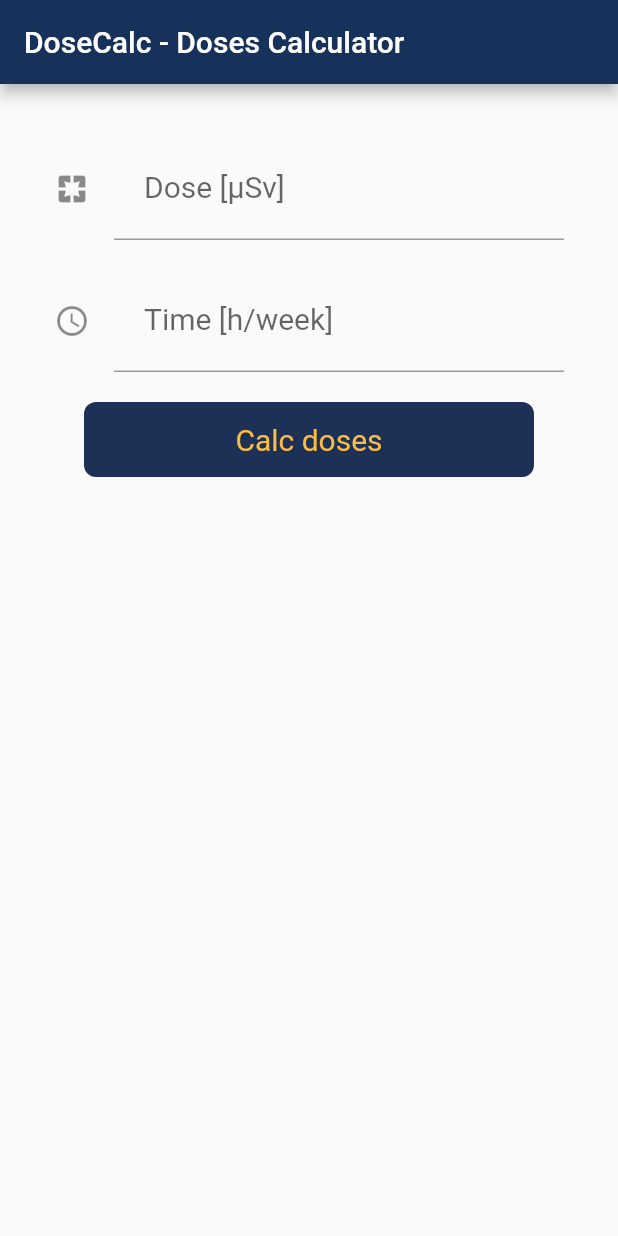
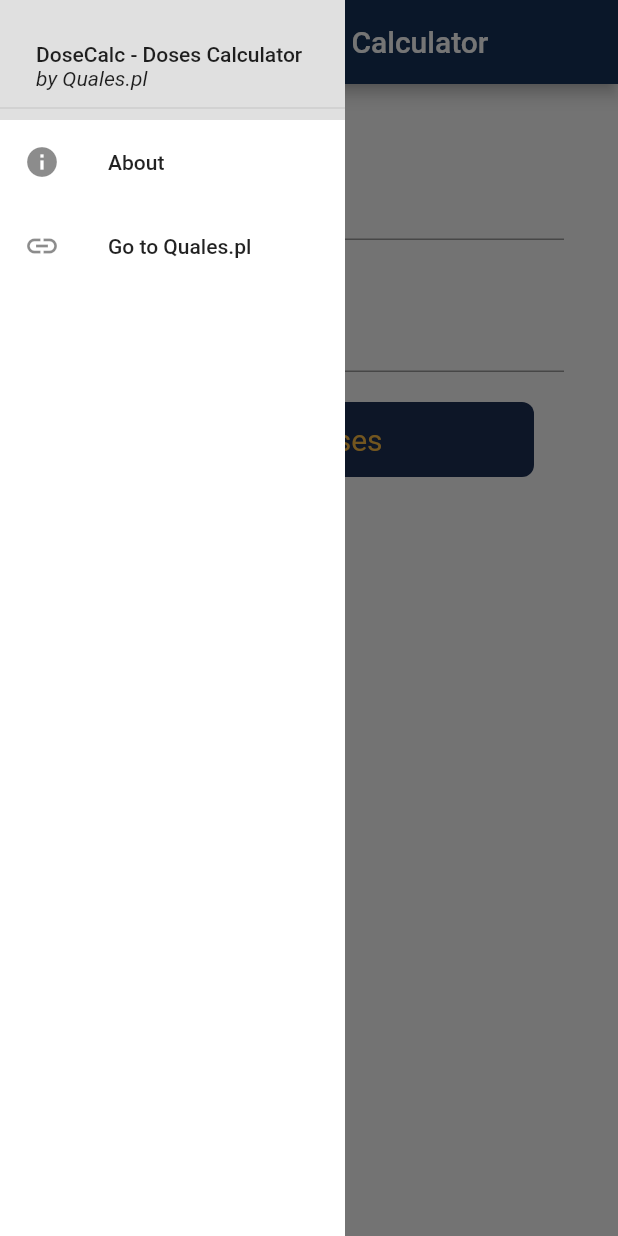
Before and after one commit to quqlock/dosecalc, a Flutter app: the screen it shows after launch, with the side drawer open (before the commit the screen has no drawer), on a phone screen of 412 x 824 dp. Run offline on Flutter 3.47's test engine with Material 2 defaults, Android fonts, the phone set to English and light mode, and no system bars; our stand-ins replace bloc, flutter_bloc, share.

```diff
--- a/i18n/de.json
+++ b/i18n/de.json
@@ -1,5 +1,6 @@
 {
   "appTitle": "DoseCalc - Dosisrechner",
+  "appFor": "Quales.pl",
   "inputDose" : "Dose [μSv]",
   "inputDoseHint": "Geben Sie die Dosis in μSv ein",
   "inputTime" : "Zeit [Std/Woche]",
@@ -13,6 +14,13 @@
   "resultDoseQuarter": "Dosis pro Quartal",
   "resultDoseYear": "Dosis pro Jahr",
   "resultShare": "Ergebnisse teilen",
+  "resultText": "Information",
+  "resultInfoText": "Die dargestellten Ergebnisse wurden mit höchster Genauigkeit berechnet. Wir übernehmen jedoch keine Haftung für deren Richtigkeit.",
   "buttonNewCalc": "Neue Berechnung",
-  "linkText": "DoseCalc für Android"
+  "linkText": "DoseCalc für Android",
+  "menuLang": "Sprache",
+  "menuAbout": "About",
+  "menuLink": "Zum Quales.pl",
+  "aboutDesc": "Der DoseCalc-Dosisrechner wurde entwickelt, um potenzielle Strahlungsdosen, die am Arbeitsplatz unter Expositionsbedingungen empfangen werden, einfach und schnell zu berechnen. Wenn Sie in einem Gerät arbeiten, das ionisierende Strahlung emittiert, können Sie leicht überprüfen, welche Dosen Sie während der Woche, des Monats, des Quartals und des Jahres erhalten können.",
+  "aboutButton": "Zurück zur App"
 }
--- a/i18n/en.json
+++ b/i18n/en.json
@@ -1,5 +1,6 @@
 {
   "appTitle": "DoseCalc - Doses Calculator",
+  "appFor": "by Quales.pl",
   "inputDose" : "Dose [μSv]",
   "inputDoseHint": "Enter dose in μSv",
   "inputTime" : "Time [h/week]",
@@ -13,6 +14,13 @@
   "resultDoseQuarter": "Dose per quarter",
   "resultDoseYear": "Dose per year",
   "resultShare": "Share results",
+  "resultInfo": "Information",
+  "resultInfoText": "Presented results have been calculated with the highest accuracy. However, we assume no liability for their correctness.",
   "buttonNewCalc": "New calculation",
-  "linkText": "DoseCalc for Android"
+  "linkText": "DoseCalc for Android",
+  "menuLang": "Language",
+  "menuAbout": "About",
+  "menuLink": "Go to Quales.pl",
+  "aboutDesc": "The DoseCalc dose calculator was created to easily and quickly calculate potential radiation doses received at the workplace in exposure conditions. If you work in a device that emits ionizing radiation, you can easily check what doses you can receive during the week, month, quarter and year.",
+  "aboutButton": "Back to app"
 }
--- a/i18n/pl.json
+++ b/i18n/pl.json
@@ -1,5 +1,6 @@
 {
   "appTitle": "DoseCalc - Kalkulator dawek",
+  "appFor": "Quales.pl - Twój IOR",
   "inputDose" : "Dawka [μSv]",
   "inputDoseHint": "Podaj dawkę w μSv",
   "inputTime" : "Czas [h/tydz]",
@@ -13,6 +14,13 @@
   "resultDoseQuarter": "Dawka na kwartał",
   "resultDoseYear": "Dawka na rok",
   "resultShare": "Udostępnij wyniki",
+  "resultInfo": "Informacja",
+  "resultInfoText": "Przedstawione wyniki zostały wyliczone z najwyższą dokładnością. Nie ponosimy jednak żadnej odpowiedzialności za ich prawidłowość.",
   "buttonNewCalc": "Nowa kalkulacja",
-  "linkText": "DoseCalc na Android"
+  "linkText": "DoseCalc na Android",
+  "menuLang": "Język",
+  "menuAbout": "O aplikacji",
+  "menuLink": "Odwiedź Quales.pl",
+  "aboutDesc": "Kalkulator dawek DoseCalc powstał z myślą o łatwym i szybkim wyliczeniu potencjalnych dawek promieniowania otrzymywanych na stanowisku pracy w warunkach narażenia. Jeżeli pracujesz w urządzeniem emitującym promieniowanie jonizującej w łatwy sposób możesz sprawdzić jakie dawki możesz otrzymać w ciągu tygodnia, miesiąca, kwartału i roku.",
+  "aboutButton": "Powrót do aplikacji"
 }
--- a/lib/constans.dart
+++ b/lib/constans.dart
@@ -1,4 +1,7 @@
 final int kPrimaryColor = 0xff1d3056;
+
+const kUrl =
+    'https://www.quales.pl/?utm_source=application&utm_medium=app&utm_campaign=DoseCalc';
 
 const kDateTimeWeek = 1;
 const kDateTimeMonth = 4;
--- a/lib/main.dart
+++ b/lib/main.dart
@@ -1,7 +1,10 @@
+import 'package:dosimetric_calc/screens/result_page.dart';
+import 'package:dosimetric_calc/screens/start_page.dart';
 import 'package:flutter/material.dart';
 import 'package:flutter_localizations/flutter_localizations.dart';
 import './screens/splash_screen.dart';
 import './app_localizations.dart';
+import './screens/about_page.dart';
 
 void main() {
   runApp(new MaterialApp(home: new HomePage()));
@@ -32,7 +35,13 @@ class HomePage extends StatelessWidget {
         }
         return supportedLocales.first;
       },
-      home: SplashScreen(),
+      routes: {
+        '/': (context) => SplashScreen(),
+        '/startPage': (context) => StartPage(),
+        '/resultPage': (context) => ResultPage(),
+        '/aboutPage': (context) => AboutPage(),
+      },
+      initialRoute: '/',
     );
   }
 }
--- a/lib/screens/splash_screen.dart
+++ b/lib/screens/splash_screen.dart
@@ -22,7 +22,8 @@ BlocProvider<SplashScreenBloc> _buildBody(BuildContext context) {
       height: MediaQuery.of(context).size.height,
       width: MediaQuery.of(context).size.width,
       color: Color(kPrimaryColor),
-      child: Center(child: BlocBuilder<SplashScreenBloc, SplashScreenState>(
+      child: Center(
+        child: BlocBuilder<SplashScreenBloc, SplashScreenState>(
           builder: (context, state) {
             if ((state is SplashScreenInitial) ||
                 (state is SplashScreenLoading)) {
@@ -31,7 +32,8 @@ BlocProvider<SplashScreenBloc> _buildBody(BuildContext context) {
               return StartPage();
             }
           },
-      )),
+        ),
+      ),
     ),
   );
 }
--- a/lib/screens/start_page.dart
+++ b/lib/screens/start_page.dart
@@ -1,4 +1,5 @@
 import 'package:flutter/material.dart';
+import '../widgets/drawer_x.dart';
 import '../app_localizations.dart';
 import '../dose_calc.dart';
 import '../widgets/button.dart';
@@ -14,6 +15,17 @@ class _StartPageState extends State<StartPage> {
   double dose = 0.00;
 
   @override
+  void initState() {
+    setState(
+      () {
+        time = 0.00;
+        dose = 0.00;
+      },
+    );
+    super.initState();
+  }
+
+  @override
   Widget build(BuildContext context) {
     return SafeArea(
       child: Scaffold(
@@ -22,6 +34,7 @@ class _StartPageState extends State<StartPage> {
             AppLocalizations.of(context).translate('appTitle'),
           ),
         ),
+        drawer: DrawerX(),
         body: SingleChildScrollView(
           child: Center(
             child: Container(
@@ -92,7 +105,8 @@ class _StartPageState extends State<StartPage> {
                         }
                       },
                       child: Button(
-                          AppLocalizations.of(context).translate('buttonCalc')),
+                        AppLocalizations.of(context).translate('buttonCalc'),
+                      ),
                     ),
                   ],
                 ),
--- /dev/null
+++ b/lib/widgets/drawer_x.dart
@@ -0,0 +1,75 @@
+import 'package:flutter/material.dart';
+import 'package:url_launcher/url_launcher.dart';
+import '../app_localizations.dart';
+import '../constans.dart';
+
+class DrawerX extends StatelessWidget {
+  @override
+  Widget build(BuildContext context) {
+    return Container(
+      width: 230,
+      color: Colors.white,
+      child: ListView(
+        children: <Widget>[
+          Container(
+            height: 80,
+            decoration: BoxDecoration(color: Colors.grey[300]),
+            child: DrawerHeader(
+              child: ListTile(
+                contentPadding: EdgeInsets.zero,
+                title: Padding(
+                  padding: const EdgeInsets.all(8.0),
+                  child: Column(
+                    children: <Widget>[
+                      Row(
+                        children: <Widget>[
+                          Text(
+                            AppLocalizations.of(context).translate('appTitle'),
+                          ),
+                        ],
+                      ),
+                      Row(
+                        children: <Widget>[
+                          Text(
+                            AppLocalizations.of(context).translate('appFor'),
+                            style: TextStyle(
+                                fontStyle: FontStyle.italic,
+                                fontWeight: FontWeight.normal),
+                          ),
+                        ],
+                      ),
+                    ],
+                  ),
+                ),
+              ),
+            ),
+          ),
+          GestureDetector(
+            onTap: () {
+              Navigator.pushNamed(context, '/aboutPage');
+            },
+            child: ListTile(
+              leading: Icon(Icons.info),
+              title: Text(
+                AppLocalizations.of(context).translate("menuAbout"),
+              ),
+            ),
+          ),
+          GestureDetector(
+            onTap: () async {
+              if (await canLaunch(kUrl)) {
+                await launch(kUrl);
+              }
+            },
+            child: ListTile(
+              leading: Icon(Icons.link),
+              title: Text(
+                AppLocalizations.of(context).translate("menuLink"),
+              ),
+            ),
+          )
+        ],
+      ),
+    );
+  }
+}
--- a/lib/widgets/splash_screen_widget.dart
+++ b/lib/widgets/splash_screen_widget.dart
@@ -32,7 +32,7 @@ class _SplashScreenWidgetState extends State<SplashScreenWidget> {
                 'DoseCalc',
                 style: TextStyle(
                   color: Colors.white,
-                  fontSize: 20,
+                  fontSize: 30,
                 ),
               ),
             ),
--- a/pubspec.yaml
+++ b/pubspec.yaml
@@ -16,6 +16,7 @@ dependencies:
   google_fonts: ^0.3.9
   flutter_bloc: ^5.0.1
   share: ^0.6.4+3
+  url_launcher: ^5.5.0
 
 dev_dependencies:
   flutter_test:
```
Also changed, not shown: lib/screens/about_page.dart (added, +73 -0 lines), lib/screens/result_page.dart (+24 -6 lines), pubspec.lock, 3 other files. Lines whose indentation alone changed are shown as unchanged.
